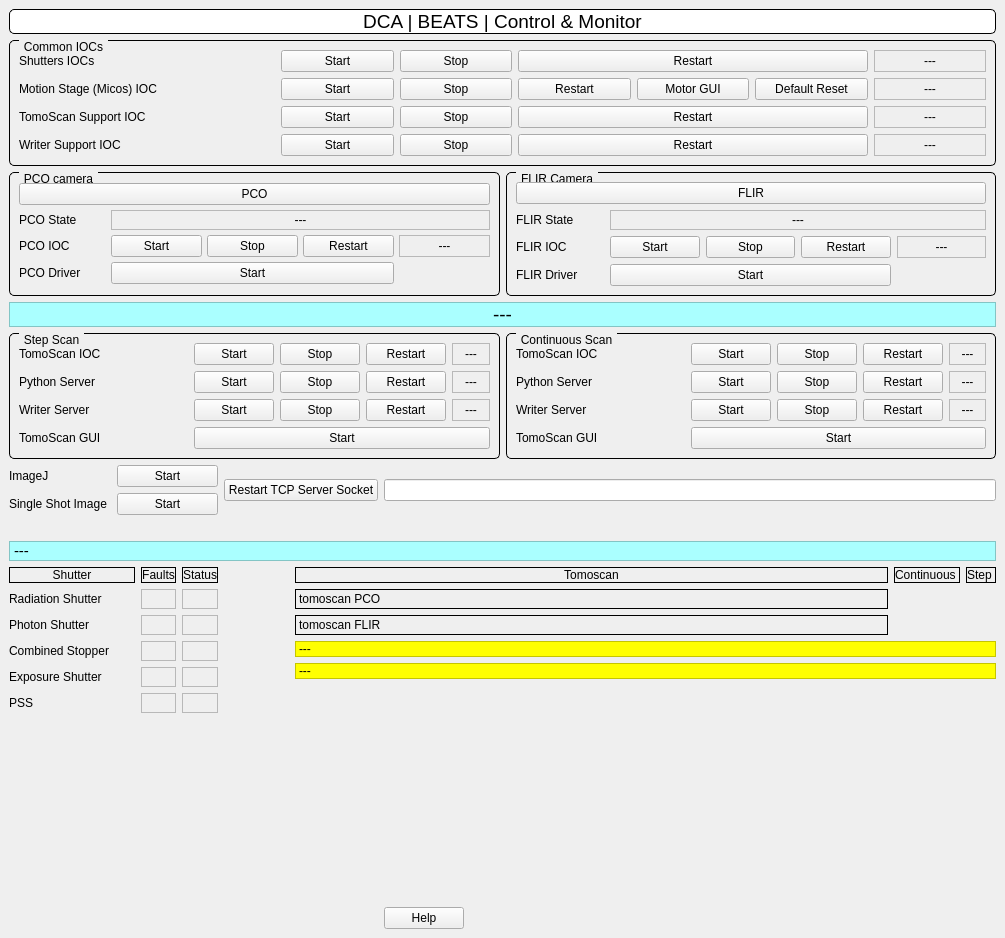
The window that BEATS_DAQ_Control_Monitor/mainwindow.ui (SESAME-Synchrotron/BEATS_Dashboard) describes before a commit, drawn with Qt 5.
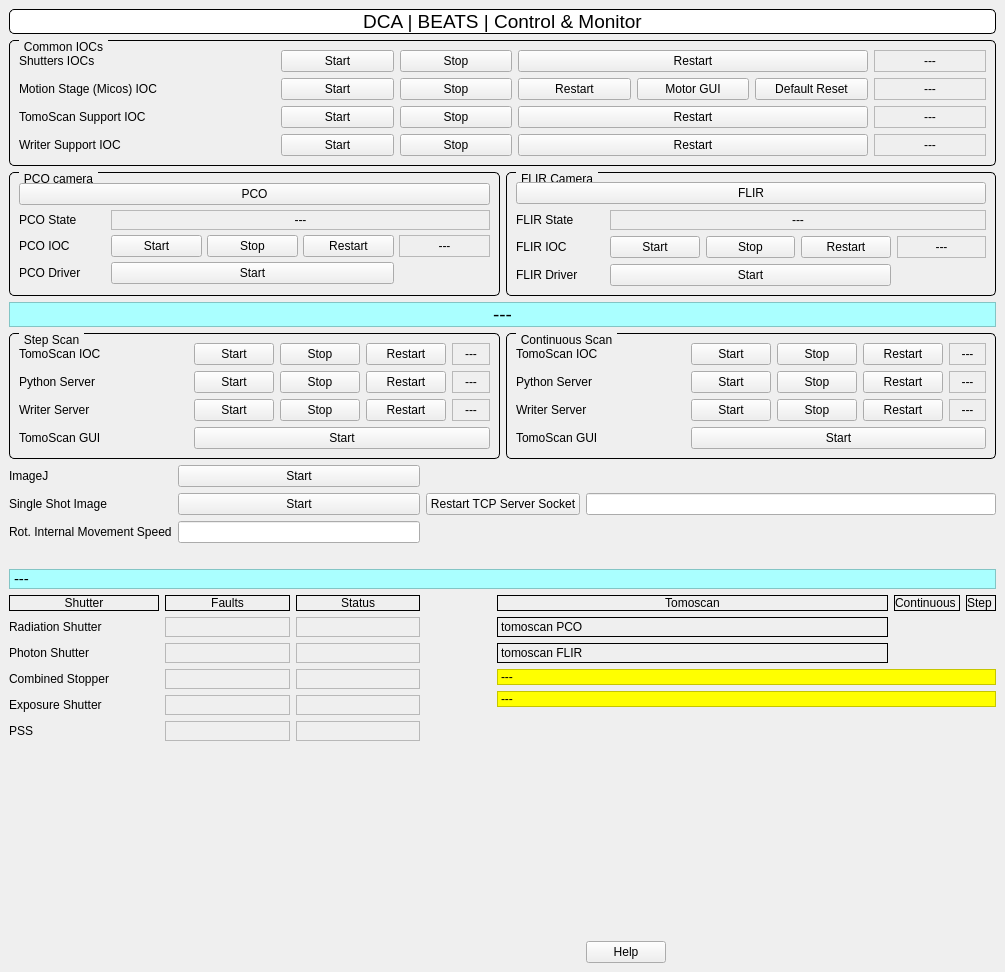
The same window after the commit. Custom widgets are drawn as their Qt base class.

Commit message: add pv to control intenal rot speed

```diff
--- a/BEATS_DAQ_Control_Monitor/mainwindow.ui
+++ b/BEATS_DAQ_Control_Monitor/mainwindow.ui
@@ -7,7 +7,7 @@
     <x>0</x>
     <y>0</y>
     <width>1005</width>
-    <height>938</height>
+    <height>972</height>
    </rect>
   </property>
   <property name="sizePolicy">
@@ -874,6 +874,23 @@
           </property>
          </widget>
         </item>
+        <item row="2" column="0">
+         <widget class="QLabel" name="label">
+          <property name="text">
+           <string>Rot. Internal Movement Speed</string>
+          </property>
+         </widget>
+        </item>
+        <item row="2" column="1">
+         <widget class="QELineEdit" name="qelineedit">
+          <property name="alignment">
+           <set>Qt::AlignCenter</set>
+          </property>
+          <property name="variable" stdset="0">
+           <string>BEATS:RotInt:MaxSpeed.VAL</string>
+          </property>
+         </widget>
+        </item>
        </layout>
       </item>
       <item row="3" column="0">
@@ -2315,6 +2332,11 @@
    <extends>QLabel</extends>
    <header>QELabel.h</header>
   </customwidget>
+  <customwidget>
+   <class>QELineEdit</class>
+   <extends>QLineEdit</extends>
+   <header>QELineEdit.h</header>
+  </customwidget>
   <customwidget>
    <class>QESimpleShape</class>
    <extends>QSimpleShape</extends>
```
Left out of the diff: 1446 changed lines with no effect on the pictures. Lines whose indentation alone changed are shown as unchanged.
